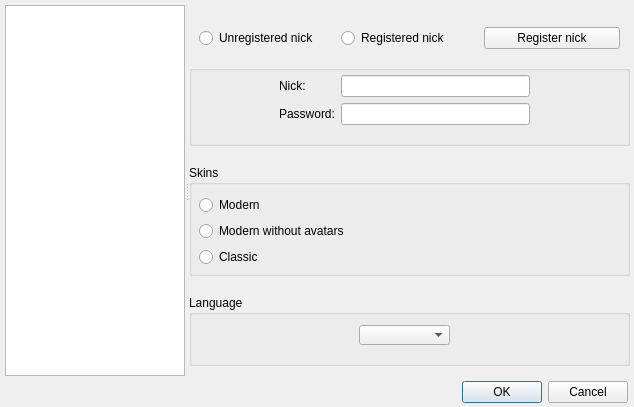
Qt form ui/options.ui (gitter-badger/simplechatclient) before a commit.
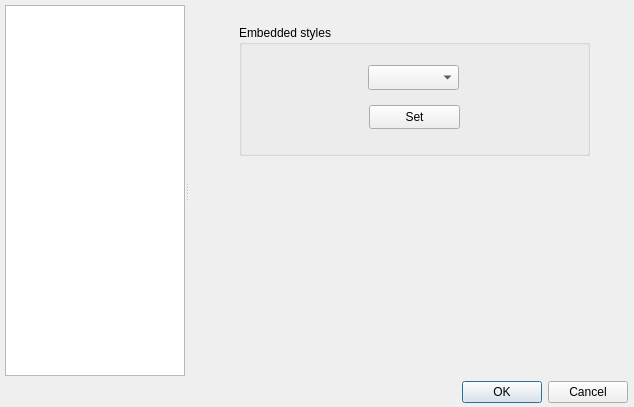
The same form after that commit. The open tabs and pages were chosen to show the change. Icons and pictures are not drawn.

Commit message: added embedded styles

Patch:
```diff
--- a/ui/options.ui
+++ b/ui/options.ui
@@ -892,6 +892,44 @@
       </widget>
      </widget>
     </widget>
+    <widget class="QWidget" name="page_2">
+     <widget class="QGroupBox" name="groupBox_embedded_styles">
+      <property name="geometry">
+       <rect>
+        <x>50</x>
+        <y>20</y>
+        <width>351</width>
+        <height>131</height>
+       </rect>
+      </property>
+      <property name="title">
+       <string>Embedded styles</string>
+      </property>
+      <widget class="QComboBox" name="comboBox_embedded_styles">
+       <property name="geometry">
+        <rect>
+         <x>129</x>
+         <y>40</y>
+         <width>91</width>
+         <height>25</height>
+        </rect>
+       </property>
+      </widget>
+      <widget class="QPushButton" name="pushButton_set_embedded_style">
+       <property name="geometry">
+        <rect>
+         <x>130</x>
+         <y>80</y>
+         <width>91</width>
+         <height>24</height>
+        </rect>
+       </property>
+       <property name="text">
+        <string>Set</string>
+       </property>
+      </widget>
+     </widget>
+    </widget>
    </widget>
   </widget>
  </widget>
```
Left out of the diff: 6 changed lines with no effect on the pictures. The commit also changes 6 other files.
